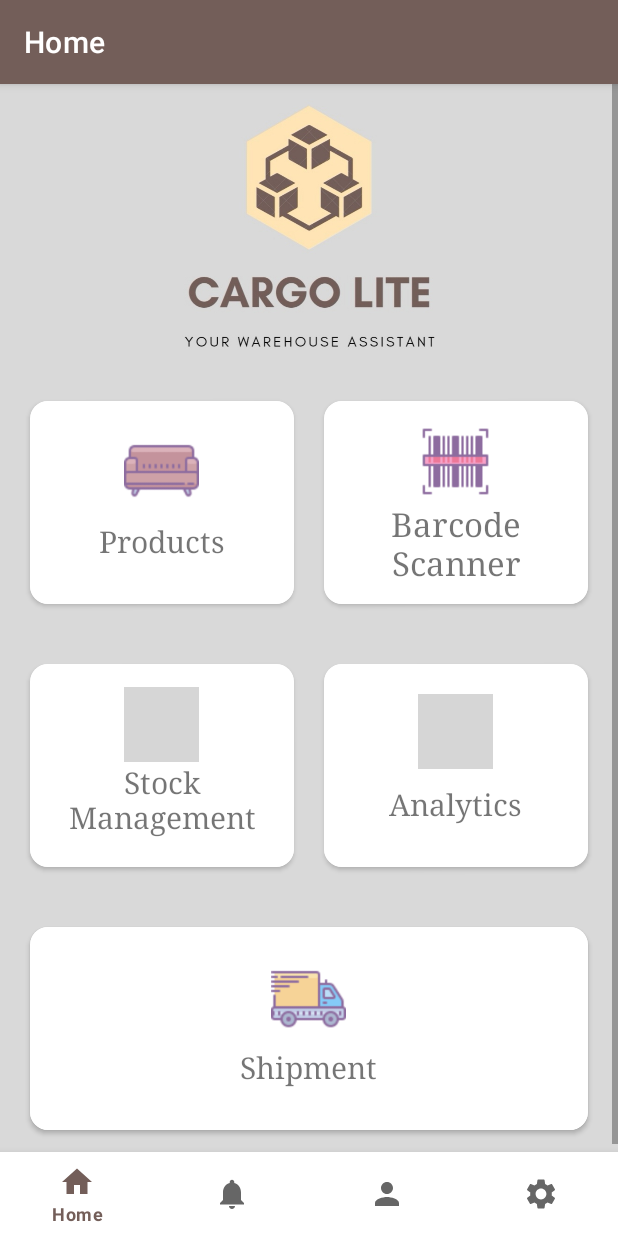
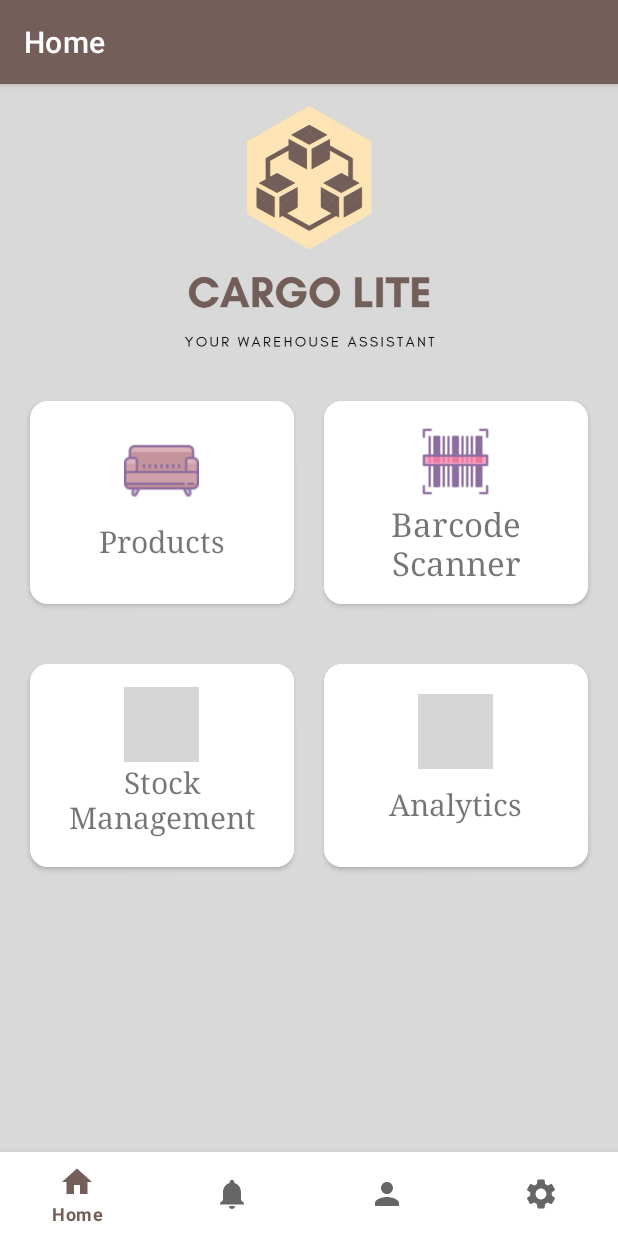
Before and after one commit to ongyijie/CargoLiteAssignment, an Android app: the HomeFragment screen opened directly, with no data from a screen before it, on a phone screen of 412 x 824 dp. Run offline under Robolectric (Android 15) with nearby library versions, the phone set to English and light mode, and no system bars; our stand-ins replace navigation-ui; grey boxes are pictures that could not be loaded.

Commit message:
24/11 6.28pm commit (removed shipment)

```diff
--- a/app/build.gradle
+++ b/app/build.gradle
@@ -53,6 +53,7 @@ dependencies {
     implementation 'com.journeyapps:zxing-android-embedded:4.1.0'
     implementation 'com.budiyev.android:code-scanner:2.1.0'
     implementation "androidx.cardview:cardview:1.0.0"
+    implementation 'com.google.firebase:firebase-firestore:22.0.0'
     testImplementation 'junit:junit:4.+'
     androidTestImplementation 'androidx.test.ext:junit:1.1.2'
     androidTestImplementation 'androidx.test.espresso:espresso-core:3.3.0'
--- a/app/src/main/java/my/edu/tarc/cargolite/Products.kt
+++ b/app/src/main/java/my/edu/tarc/cargolite/Products.kt
@@ -3,7 +3,6 @@ package my.edu.tarc.cargolite
 import android.os.Bundle
 import android.view.LayoutInflater
 import android.widget.TextView
-import android.widget.Toast
 import androidx.appcompat.app.AlertDialog
 import androidx.appcompat.app.AppCompatActivity
 import com.google.android.material.floatingactionbutton.FloatingActionButton
@@ -48,13 +47,6 @@ class Products: AppCompatActivity() {
                 val stock_location = DialogView.dialogLocationEt.text.toString()
                 val quantity = DialogView.dialogQuantityEt.text.toString()
 
-               /* val product_list: MutableList<String> = ArrayList()
-                productList.add(product_id)
-                productList.add(product_name)
-                productList.add(unit_price)
-                productList.add(stock_location)
-                productList.add(quantity)*/
-
                 textViewProduct.text = String.format("%20s %10s \n%20s %10s \n%20s %10s \n%20s %10s \n%20s %10s", "Product ID: ", product_id, "Product Name: ", product_name, "Unit price (RM) :", unit_price, "Stock location :", stock_location, "Quantity: ", quantity)
             }
 
--- a/app/src/main/res/layout/fragment_home.xml
+++ b/app/src/main/res/layout/fragment_home.xml
@@ -189,86 +189,6 @@
             </androidx.cardview.widget.CardView>
         </LinearLayout>
 
-        <LinearLayout
-            android:id="@+id/linearLayout3"
-            android:layout_width="0dp"
-            android:layout_height="175dp"
-            android:background="@color/gray"
-            android:orientation="horizontal"
-            android:padding="10dp"
-            app:layout_constraintEnd_toEndOf="parent"
-            app:layout_constraintHorizontal_bias="0.0"
-            app:layout_constraintStart_toStartOf="parent"
-            app:layout_constraintTop_toBottomOf="@+id/linearLayout2">
-
-            <androidx.cardview.widget.CardView
-                android:id="@+id/cardViewShipment"
-                android:layout_width="0dp"
-                android:layout_height="match_parent"
-                android:layout_margin="10dp"
-                android:layout_weight="1"
-                android:clickable="true"
-                android:focusable="true"
-                android:foreground="?android:attr/selectableItemBackground"
-                app:cardCornerRadius="12dp">
-
-                <RelativeLayout
-                    android:layout_width="match_parent"
-                    android:layout_height="match_parent"
-                    android:background="@color/white">
-
-                    <TextView
-                        android:id="@+id/textViewShipment"
-                        android:layout_width="wrap_content"
-                        android:layout_height="wrap_content"
-                        android:layout_below="@id/imageViewShipment"
-                        android:layout_centerHorizontal="true"
-                        android:layout_marginTop="10dp"
-                        android:fontFamily="serif"
-                        android:text="@string/shipment"
-                        android:textSize="20sp" />
-
-                    <ImageView
-                        android:id="@+id/imageViewShipment"
-                        android:layout_width="50dp"
-                        android:layout_height="50dp"
-                        android:layout_centerHorizontal="true"
-                        android:layout_marginTop="20dp"
-                        app:srcCompat="@drawable/shipment_icon" />
-                </RelativeLayout>
-            </androidx.cardview.widget.CardView>
-
-            <!-- <androidx.cardview.widget.CardView
-                android:layout_width="0dp"
-                android:layout_height="match_parent"
-                android:layout_margin="10dp"
-                android:layout_weight="1">
-
-                <RelativeLayout
-                    android:layout_width="match_parent"
-                    android:layout_height="match_parent">
-
-                    <TextView
-                        android:id="@+id/textView9"
-                        android:layout_width="wrap_content"
-                        android:layout_height="wrap_content"
-                        android:layout_below="@id/airplane"
-                        android:layout_centerHorizontal="true"
-                        android:layout_marginTop="10dp"
-                        android:text="Train"
-                        android:textSize="24sp"/>
-
-                    <ImageView
-                        android:id="@+id/airplane"
-                        android:layout_width="75dp"
-                        android:layout_height="75dp"
-                        android:layout_centerHorizontal="true"
-                        android:layout_marginTop="15dp"
-                        app:srcCompat="@drawable/icons8_airplane_take_off_500" />
-                </RelativeLayout>
-            </androidx.cardview.widget.CardView>-->
-        </LinearLayout>
-
         <ImageView
             android:id="@+id/imageViewLogo"
             android:layout_width="319dp"
```
